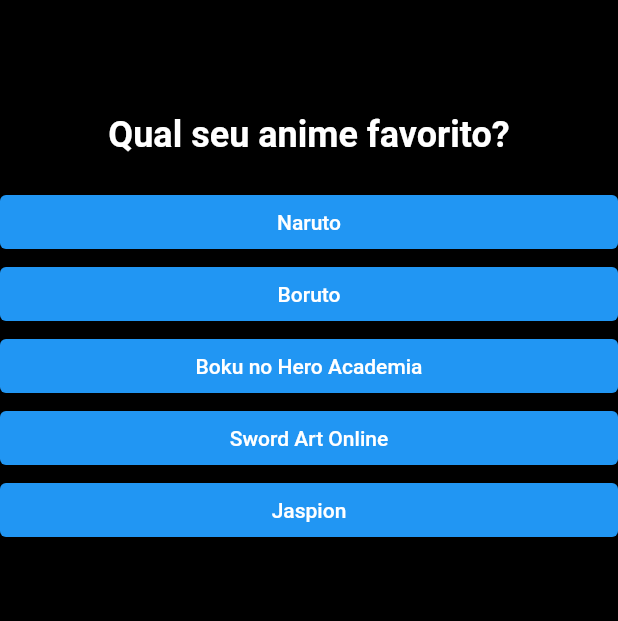
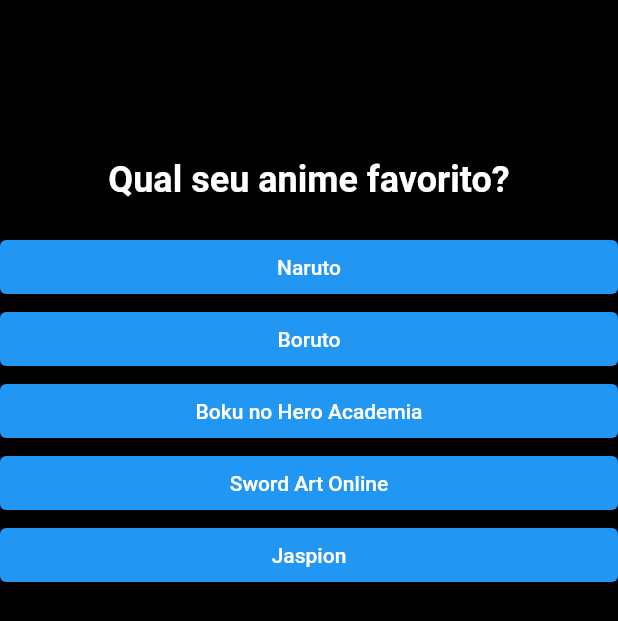
Before and after one commit to willams192/projeto_perguntas, a Flutter app: the screen it shows after launch, on a phone screen of 412 x 824 dp. Shown: the top 621 px of the screen. Run offline on Flutter 3.47's test engine with Material 2 defaults, Android fonts, the phone set to English and light mode, and no system bars.

Commit message:
Fix Script:: Alteranado a margin da questao

```diff
--- a/lib/questao.dart
+++ b/lib/questao.dart
@@ -10,7 +10,7 @@ class Questao extends StatelessWidget {
   Widget build(BuildContext context) {
     return Container(
       width: double.infinity,
-      margin: const EdgeInsets.all(20),
+      margin: const EdgeInsets.fromLTRB(20, 50, 20, 20),
       child: Text(
         texto,
         style: estilo ?? TextStyle(fontSize: 28),
```
